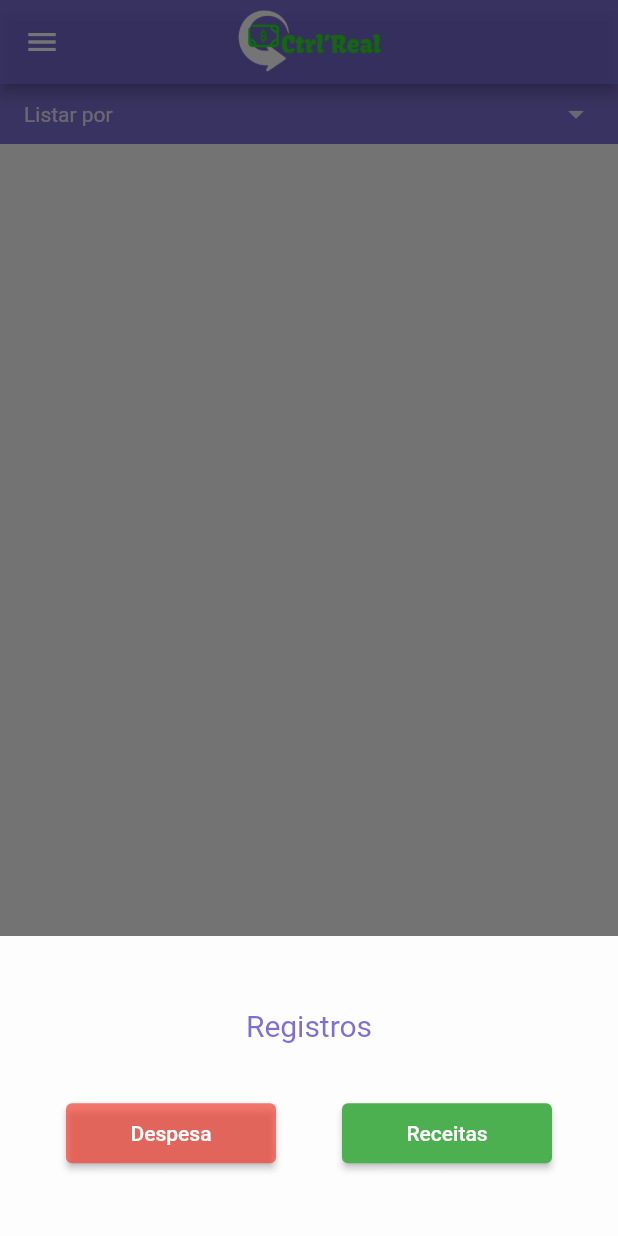
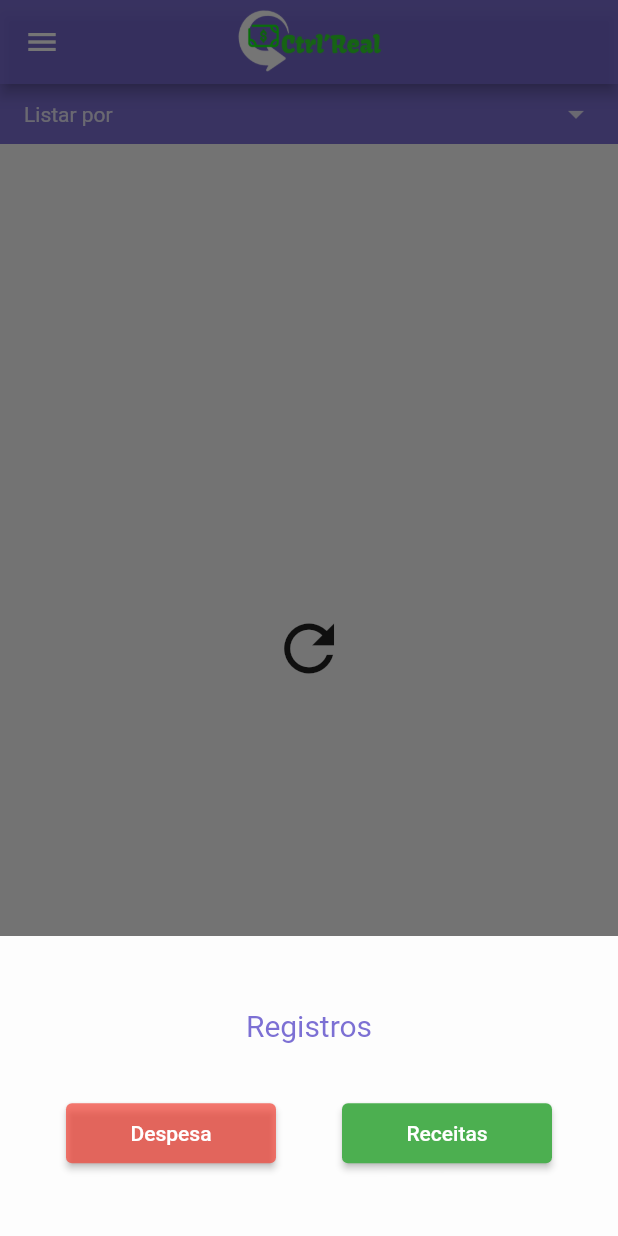
Before and after one commit to proz-tecnologia/PIT03GP06, a Flutter app: the screen it shows once a user with an empty profile is signed in, item 2 of the bottom bar chosen, after a tap on the "add" icon, on a phone screen of 412 x 824 dp. Run offline on Flutter 3.47's test engine with Material 2 defaults, Android fonts, the phone set to English and light mode, and no system bars; our stand-ins replace brasil_fields, cloud_firestore, currency_text_input_formatter, firebase_auth, firebase_core, fl_chart and 3 more; accounts and stored records are empty; network calls fail.

Commit message:
Ajustando leitura do banco de dados

```diff
--- a/lib/src/controllers/providercontrolers/registers_transections_controller.dart
+++ b/lib/src/controllers/providercontrolers/registers_transections_controller.dart
@@ -2,7 +2,6 @@ import 'package:cloud_firestore/cloud_firestore.dart';
 import 'package:ctrl_real/src/model/registers_model.dart';
 import 'package:ctrl_real/src/services/firebase_auth.dart';
 import 'package:ctrl_real/src/view/databases/firestore_database.dart';
-import 'package:firebase_database/firebase_database.dart';
 import 'package:flutter/cupertino.dart';
 
 class HistoryController extends ChangeNotifier {
@@ -16,7 +15,7 @@ class HistoryController extends ChangeNotifier {
 
   _initdataFire() async {
     await _firebaserepository();
-    await _transactionsread();
+    //await transactionsread();
   }
 
   _firebaserepository() {
@@ -78,13 +77,14 @@ class HistoryController extends ChangeNotifier {
     notifyListeners();
   }
 
-  Future<void> _transactionsread() async {
+  Future<void> transactionsread() async {
     if (authentinc.usuario != null && registersList.isEmpty) {
       QuerySnapshot read = await datb
           .collection('usuarios/${authentinc.usuario!.uid}/transacoes')
           .get();
       read.docs.forEach((element) {
         TotalandCategory lista = TotalandCategory(
+          id: element.id,
             date: element.get('date'),
             descri: element.get('descricao'),
             formPag: element.get('formapag'),
--- a/lib/src/model/registers_model.dart
+++ b/lib/src/model/registers_model.dart
@@ -2,7 +2,7 @@ import 'package:flutter/material.dart';
 import 'package:uuid/uuid.dart';
 
 class TotalandCategory {
-  final String id = const Uuid().v4();
+  final String id;//const Uuid().v4();
   final String date;
   final String type;
   //final Icon icon;
@@ -16,6 +16,7 @@ class TotalandCategory {
   final String? senha;
 
   TotalandCategory({
+    required this.id,
     required this.date,
     required this.type,
     //required this.icon,
--- a/lib/src/view/historic/pages/historicpage.dart
+++ b/lib/src/view/historic/pages/historicpage.dart
@@ -12,7 +12,7 @@ class HistoricPage extends StatefulWidget {
   @override
   State<HistoricPage> createState() => _HistoricPageState();
 }
-final db = FirebaseFirestore.instance;
+
 String menuName = 'Todos';
 
 class _HistoricPageState extends State<HistoricPage> {
@@ -49,8 +49,13 @@ class _HistoricPageState extends State<HistoricPage> {
               },
             )),
         body: Consumer<HistoryController>(builder: (context, controller, __) {
-          return SizedBox(
-              height: MediaQuery.of(context).size.height * 0.7,
+          return controller.registersList.isEmpty
+              ? Center(
+                  child: IconButton(
+                      onPressed: () => controller.transactionsread(),
+                      icon: const Icon(Icons.refresh), iconSize: 50,))
+              : SizedBox(
+                  height: MediaQuery.of(context).size.height * 0.8,
                   child: ListView.builder(
                       itemCount: controller.registersList
                           .where((element) =>
@@ -63,7 +68,8 @@ class _HistoricPageState extends State<HistoricPage> {
                             background: Padding(
                               padding: const EdgeInsets.only(top: 4),
                               child: Container(
-                              color: const Color.fromARGB(162, 244, 67, 54)),
+                                  color:
+                                      const Color.fromARGB(162, 244, 67, 54)),
                             ),
                             onDismissed: (direction) {
                               var id = controller.registersList
--- a/lib/src/view/login/loginpage.dart
+++ b/lib/src/view/login/loginpage.dart
@@ -153,6 +153,7 @@ class _LoginUserState extends State<LoginUser> {
                                       child: const Text("Login"),
                                       onPressed: () {
                                         var user = TotalandCategory(
+                                          id: '',
                                           date: '',
                                           type: 'Login',
                                           nome: controllerEntradas.nome,
--- a/lib/src/view/registers/pages/despesas.dart
+++ b/lib/src/view/registers/pages/despesas.dart
@@ -251,7 +251,7 @@ class _AddCategoriesState extends State<DespesasPage> {
                                         )),
                                   );
                                   var trans = TotalandCategory(
-                                    //id: const Uuid().v4(),
+                                    id: const Uuid().v4(),
                                     date: _txtDateTimeController.text,
                                     type: 'Despesa',
                                     valor: controller.valor,
--- a/lib/src/view/registers/pages/receitas.dart
+++ b/lib/src/view/registers/pages/receitas.dart
@@ -180,7 +180,7 @@ class _ReceitasPageState extends State<ReceitasPage> {
                                         )),
                                   );
                                   var trans = TotalandCategory(
-                                    //id: const Uuid().v4(),
+                                    id: const Uuid().v4(),
                                     date: _txtDateTimeController.text,
                                       type: 'Receita',
                                       valor: controllerEntradas.valor,
--- a/lib/src/view/user/registration/new_register.dart
+++ b/lib/src/view/user/registration/new_register.dart
@@ -274,6 +274,7 @@ class _NewRegisterState extends State<NewRegister> {
                                               )),
                                         );
                                         var user = TotalandCategory(
+                                          id: '',
                                           date: '',
                                           type: 'Cadastro',
                                           nome: controllerEntradas.nome,
```
Also changed, not shown: lib/src/model/categories_model.dart (added, +17 -0 lines). Lines whose indentation alone changed are shown as unchanged.
